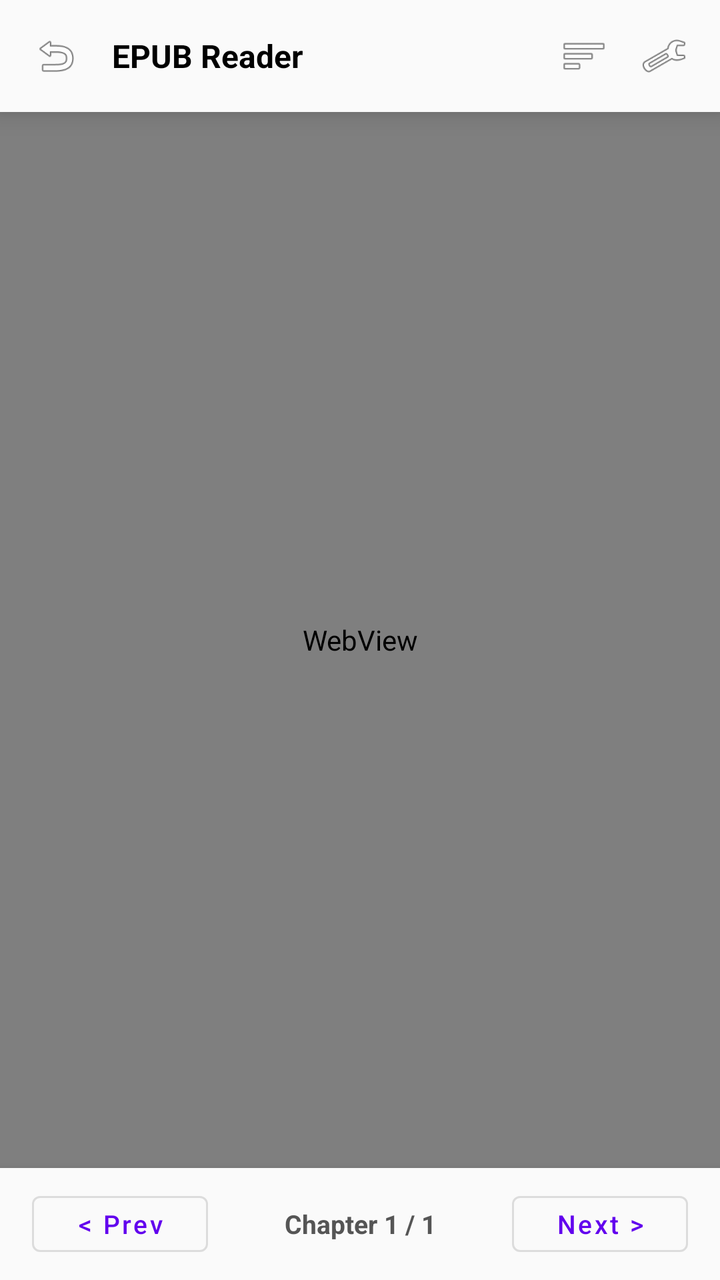
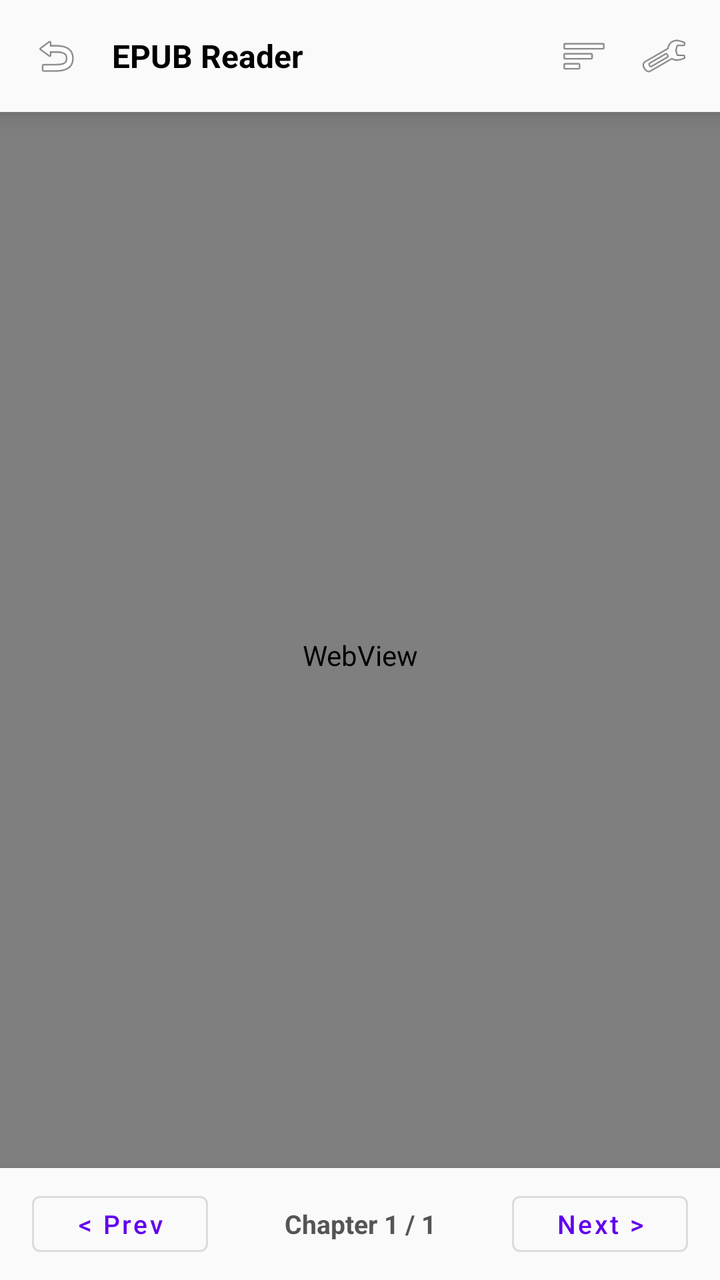

Compare the two renders of this Android layout. The source of the first and the diff that turns it into the second are given below.
<!-- AndroidManifest.xml: activity theme Theme.Epub_reader -->
<!-- res/layout/activity_reader.xml -->
<?xml version="1.0" encoding="utf-8"?>
<FrameLayout xmlns:android="http://schemas.android.com/apk/res/android"
    xmlns:app="http://schemas.android.com/apk/res-auto"
    xmlns:tools="http://schemas.android.com/tools"
    android:id="@+id/readerRoot"
    android:layout_width="match_parent"
    android:layout_height="match_parent"
    android:background="@color/white"
    tools:context=".ReaderActivity">

    
    <FrameLayout
        android:layout_width="match_parent"
        android:layout_height="match_parent">

        
        <TextView
            android:id="@+id/tvSmallChapterHeader"
            android:layout_width="wrap_content"
            android:layout_height="wrap_content"
            android:layout_gravity="top|start"
            android:layout_marginStart="16dp"
            android:layout_marginTop="8dp"
            android:text="Mục lục"
            android:textColor="#888888"
            android:textSize="10sp"
            android:elevation="1dp" />

        
        <TextView
            android:id="@+id/tvSmallPageProgress"
            android:layout_width="wrap_content"
            android:layout_height="wrap_content"
            android:layout_gravity="bottom|end"
            android:layout_marginEnd="16dp"
            android:layout_marginBottom="8dp"
            android:text="1/1"
            android:textColor="#888888"
            android:textSize="10sp"
            android:elevation="1dp" />

        <WebView
            android:id="@+id/webViewContent"
            android:layout_width="match_parent"
            android:layout_height="match_parent" />

        <ProgressBar
            android:id="@+id/progressBar"
            android:layout_width="wrap_content"
            android:layout_height="wrap_content"
            android:layout_gravity="center"
            android:visibility="gone" />
    </FrameLayout>

    
    <LinearLayout
        android:id="@+id/headerToolbar"
        android:layout_width="match_parent"
        android:layout_height="56dp"
        android:layout_gravity="top"
        android:orientation="horizontal"
        android:gravity="center_vertical"
        android:paddingStart="8dp"
        android:paddingEnd="8dp"
        android:background="#FAFAFA"
        android:elevation="8dp">

        <ImageView
            android:id="@+id/btnBack"
            android:layout_width="40dp"
            android:layout_height="40dp"
            android:padding="8dp"
            android:background="?attr/selectableItemBackgroundBorderless"
            android:src="@android:drawable/ic_menu_revert"
            android:contentDescription="Back" />

        <TextView
            android:id="@+id/tvBookTitle"
            android:layout_width="0dp"
            android:layout_height="wrap_content"
            android:layout_weight="1"
            android:layout_marginStart="8dp"
            android:layout_marginEnd="8dp"
            android:text="EPUB Reader"
            android:textColor="@color/black"
            android:textSize="16sp"
            android:textStyle="bold"
            android:ellipsize="end"
            android:maxLines="1" />

        <ImageView
            android:id="@+id/btnToc"
            android:layout_width="40dp"
            android:layout_height="40dp"
            android:padding="8dp"
            android:background="?attr/selectableItemBackgroundBorderless"
            android:src="@android:drawable/ic_menu_sort_by_size"
            android:contentDescription="Table of Contents" />

        <ImageView
            android:id="@+id/btnReaderSettings"
            android:layout_width="40dp"
            android:layout_height="40dp"
            android:padding="8dp"
            android:background="?attr/selectableItemBackgroundBorderless"
            android:src="@android:drawable/ic_menu_preferences"
            android:contentDescription="Reader Settings" />
    </LinearLayout>

    
    <LinearLayout
        android:id="@+id/bottomNav"
        android:layout_width="match_parent"
        android:layout_height="56dp"
        android:layout_gravity="bottom"
        android:orientation="horizontal"
        android:gravity="center_vertical"
        android:paddingStart="16dp"
        android:paddingEnd="16dp"
        android:background="#FAFAFA"
        android:elevation="8dp">

        <Button
            android:id="@+id/btnPrevChapter"
            android:layout_width="wrap_content"
            android:layout_height="40dp"
            android:text="&lt; Prev"
            android:textSize="13sp"
            android:textAllCaps="false"
            style="@style/Widget.MaterialComponents.Button.OutlinedButton" />

        <TextView
            android:id="@+id/tvChapterProgress"
            android:layout_width="0dp"
            android:layout_height="wrap_content"
            android:layout_weight="1"
            android:gravity="center"
            android:text="Chapter 1 / 1"
            android:textColor="#555555"
            android:textSize="13sp"
            android:textStyle="bold" />

        <Button
            android:id="@+id/btnNextChapter"
            android:layout_width="wrap_content"
            android:layout_height="40dp"
            android:text="Next &gt;"
            android:textSize="13sp"
            android:textAllCaps="false"
            style="@style/Widget.MaterialComponents.Button.OutlinedButton" />
    </LinearLayout>

</FrameLayout>
<!-- resources referenced by this layout -->
<resources>
  <color name="black">#FF000000</color>
  <color name="white">#FFFFFFFF</color>
  <style name="Theme.Epub_reader" parent="Theme.MaterialComponents.DayNight.NoActionBar" />
</resources>

<!-- the commit's change to res/layout/activity_reader.xml (unified diff, before → after) -->
@@ -40,6 +40,7 @@
             android:elevation="1dp" />
 
         <WebView
+            android:layout_marginTop="15dp"
             android:id="@+id/webViewContent"
             android:layout_width="match_parent"
             android:layout_height="match_parent" />
